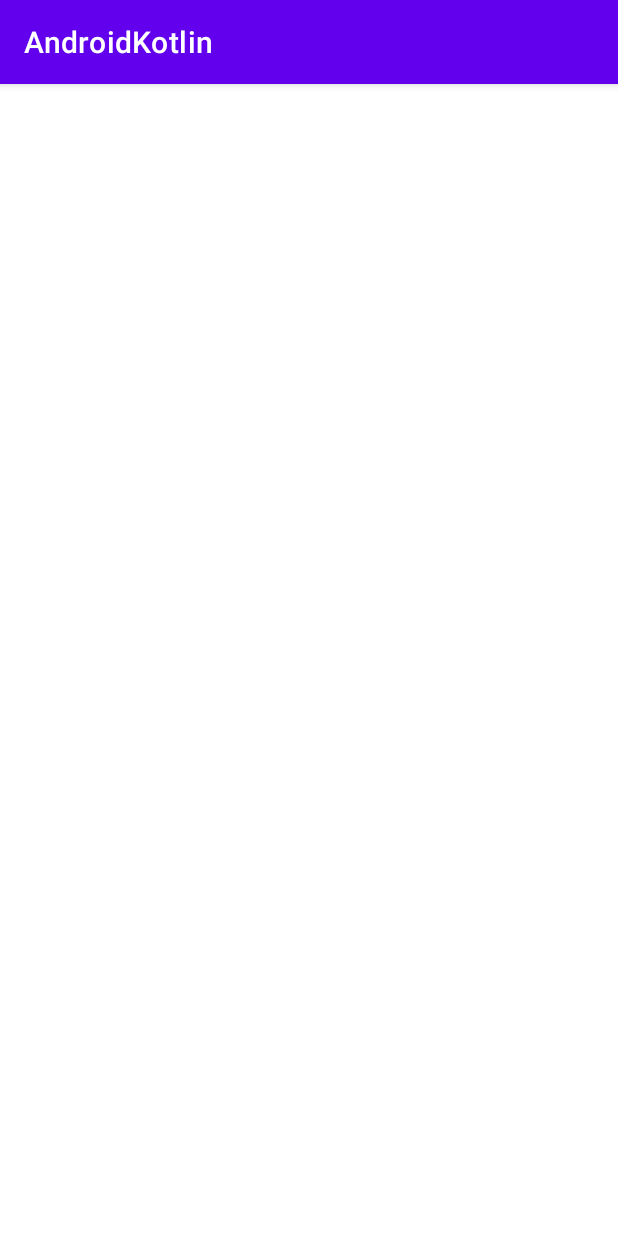
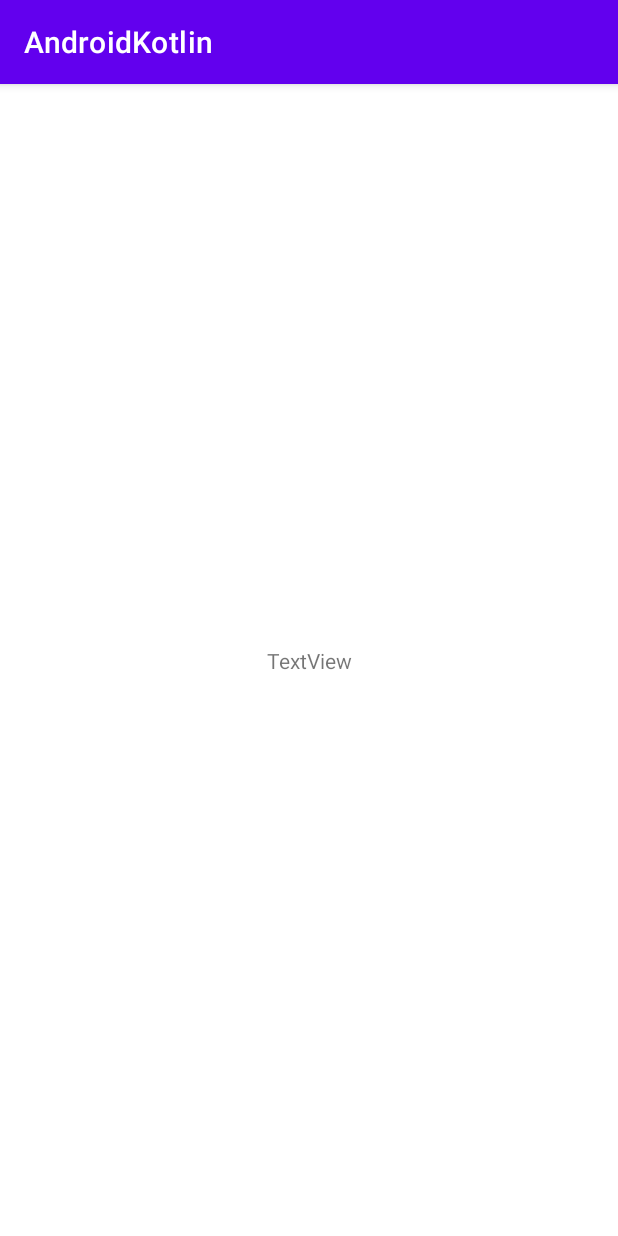
Before and after one commit to HakanBayazitHabes/AndroidKotlin, an Android app: the UserActivity screen opened directly, with no data from a screen before it, on a phone screen of 412 x 824 dp. Run offline under Robolectric (Android 15) with nearby library versions, the phone set to English and light mode, and no system bars.

Commit message:
Added LoginService.kt -> signIn() bug fix

```diff
--- a/app/src/main/java/com/hakanbayazithabes/androidkotlin/ApiServices/LoginService.kt
+++ b/app/src/main/java/com/hakanbayazithabes/androidkotlin/ApiServices/LoginService.kt
@@ -66,7 +66,7 @@ class LoginService {
 
                 HelperService.saveTokenSharedPreferences(token)
 
-                return ApiResponse(false)
+                return ApiResponse(true)
             } catch (e: Exception) {
                 return HelperService.handleException(e)
             }
--- a/app/src/main/res/layout/activity_user.xml
+++ b/app/src/main/res/layout/activity_user.xml
@@ -6,4 +6,15 @@
     android:layout_height="match_parent"
     tools:context=".ui.user.UserActivity">
 
+    <TextView
+        android:id="@+id/textView2"
+        android:layout_width="wrap_content"
+        android:layout_height="wrap_content"
+        android:text="TextView"
+        app:layout_constraintBottom_toBottomOf="parent"
+        app:layout_constraintEnd_toEndOf="parent"
+        app:layout_constraintHorizontal_bias="0.5"
+        app:layout_constraintStart_toStartOf="parent"
+        app:layout_constraintTop_toTopOf="parent"
+        app:layout_constraintVertical_bias="0.5" />
 </androidx.constraintlayout.widget.ConstraintLayout>
```
